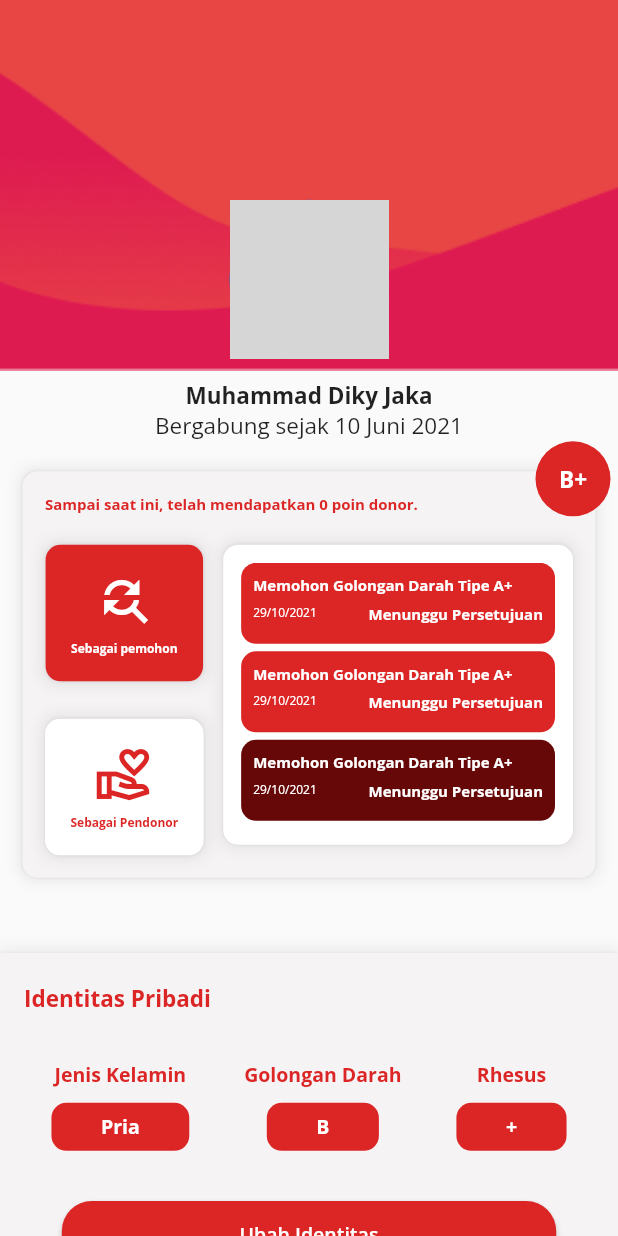
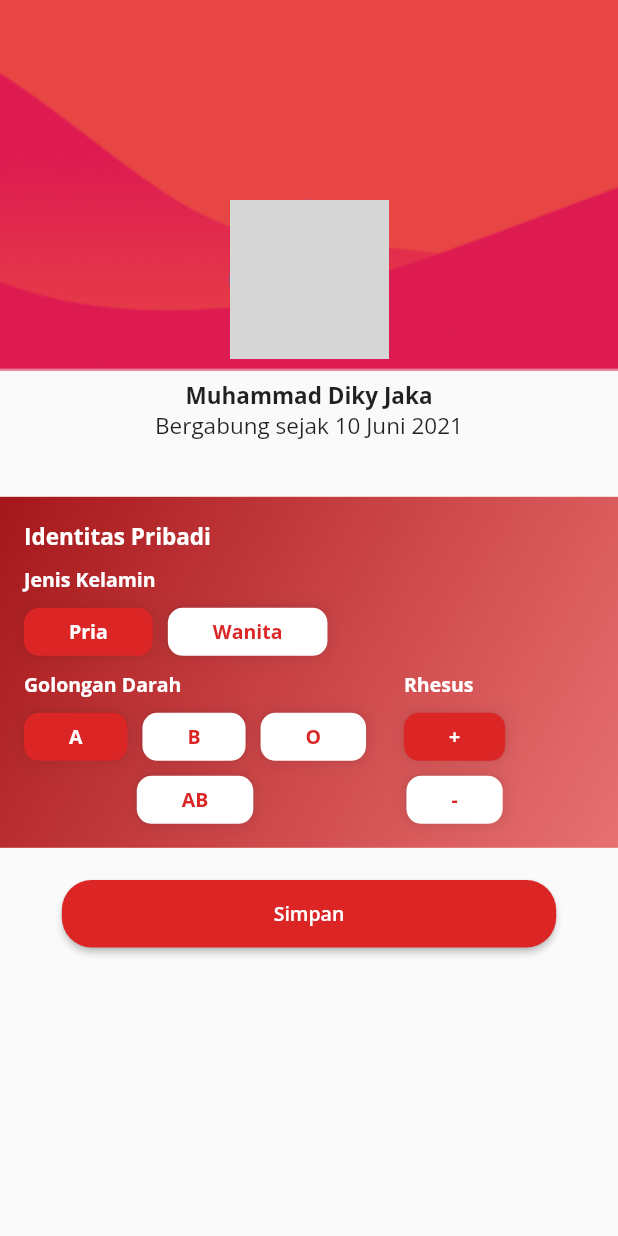
Before and after one commit to SquadSumatera/flutter_donor, a Flutter app: the screen it shows after launch, on a phone screen of 412 x 824 dp. Run offline on Flutter 3.47's test engine with Material 2 defaults, Android fonts, the phone set to English and light mode, and no system bars; our stand-ins replace get; network calls fail; grey boxes are pictures that could not be loaded.

Commit message:
add edit identity page

```diff
--- a/lib/routes/app_pages.dart
+++ b/lib/routes/app_pages.dart
@@ -1,11 +1,12 @@
 import 'package:flutter/material.dart';
-import 'package:flutter_donor/ui/profile/profile_page.dart';
+import 'package:flutter_donor/ui/profile/profile_edit_identity/profile_edit_identity_page.dart';
+import '../ui/profile/profile_main/profile_page.dart';
 import 'package:get/get.dart';
 
 part 'app_routes.dart';
 
 class AppPages {
-  static const initial = Routes.profile;
+  static const initial = "${Routes.profile}/${Routes.profileEditIdentity}";
   static final routes = [
     GetPage(
       name: Routes.home,
@@ -18,6 +19,12 @@ class AppPages {
     GetPage(
       name: Routes.profile,
       page: () => const ProfilePage(),
+      children: [
+        GetPage(
+          name: Routes.profileEditIdentity,
+          page: () => const ProfileEditIdentityPage(),
+        ),
+      ],
     ),
   ];
 }
--- a/lib/routes/app_routes.dart
+++ b/lib/routes/app_routes.dart
@@ -4,4 +4,5 @@ abstract class Routes {
   static const String home = '/home';
   static const String login = '/login';
   static const String profile = '/profile';
+  static const String profileEditIdentity = '/identity';
 }
--- /dev/null
+++ b/lib/ui/profile/profile_edit_identity/profile_edit_identity_page.dart
@@ -0,0 +1,233 @@
+import 'package:flutter/material.dart';
+import '../profile_main/profile_header.dart';
+import '../../../shared/theme.dart';
+
+// for dev purposes
+enum DummyPeopleGender {
+  male,
+  female,
+}
+
+class DummyPeople {
+  DummyPeopleGender gender = DummyPeopleGender.male;
+  String bloodType = "A";
+  String rhesusType = "+";
+}
+
+class ProfileEditIdentityPage extends StatefulWidget {
+  const ProfileEditIdentityPage({Key? key}) : super(key: key);
+
+  @override
+  State<ProfileEditIdentityPage> createState() =>
+      _ProfileEditIdentityPageState();
+}
+
+class _ProfileEditIdentityPageState extends State<ProfileEditIdentityPage> {
+  DummyPeople people = DummyPeople();
+
+  @override
+  Widget build(BuildContext context) {
+    return Scaffold(
+      body: ListView(
+        children: <Widget>[
+          const ProfileHeader(),
+          const SizedBox(height: 32),
+          Container(
+            padding: const EdgeInsets.all(16),
+            decoration: BoxDecoration(
+              gradient: LinearGradient(
+                begin: Alignment.topLeft,
+                end: Alignment.bottomRight,
+                colors: [
+                  const Color(0xFFA4161A),
+                  const Color(0xFFDC2626).withOpacity(0.65),
+                ],
+              ),
+            ),
+            child: Column(
+              crossAxisAlignment: CrossAxisAlignment.start,
+              children: <Widget>[
+                Text(
+                  "Identitas Pribadi",
+                  style: AppText.textMedium.copyWith(
+                    color: AppColor.white,
+                    fontWeight: AppText.bold,
+                  ),
+                ),
+                const SizedBox(height: 10),
+                IdentityChoiceSection(
+                  title: "Jenis Kelamin",
+                  choices: const <String, dynamic>{
+                    "Pria": DummyPeopleGender.male,
+                    "Wanita": DummyPeopleGender.female,
+                  },
+                  groupValue: people.gender,
+                  onChanged: (val) {
+                    people.gender = val;
+                    setState(() {});
+                  },
+                ),
+                const SizedBox(height: 10),
+                Row(
+                  crossAxisAlignment: CrossAxisAlignment.start,
+                  children: [
+                    Expanded(
+                      flex: 2,
+                      child: IdentityChoiceSection(
+                        title: "Golongan Darah",
+                        choices: const <String, dynamic>{
+                          "A": "A",
+                          "B": "B",
+                          "O": "O",
+                          "AB": "AB",
+                        },
+                        groupValue: people.bloodType,
+                        onChanged: (val) {
+                          people.bloodType = val;
+                          setState(() {});
+                        },
+                      ),
+                    ),
+                    Expanded(
+                      flex: 1,
+                      child: IdentityChoiceSection(
+                        title: "Rhesus",
+                        choices: const <String, dynamic>{
+                          "+": "+",
+                          "-": "-",
+                        },
+                        groupValue: people.rhesusType,
+                        onChanged: (val) {
+                          people.rhesusType = val;
+                          setState(() {});
+                        },
+                      ),
+                    ),
+                  ],
+                ),
+              ],
+            ),
+          ),
+          const SizedBox(height: 20),
+          Row(
+            mainAxisAlignment: MainAxisAlignment.center,
+            children: [
+              ElevatedButton(
+                onPressed: () {},
+                style: ElevatedButton.styleFrom(
+                  minimumSize: Size(
+                    MediaQuery.of(context).size.width * 0.8,
+                    45,
+                  ),
+                  padding: const EdgeInsets.symmetric(
+                    vertical: 10,
+                  ),
+                  primary: AppColor.imperialRed,
+                  shape: RoundedRectangleBorder(
+                    borderRadius: BorderRadius.circular(20),
+                  ),
+                ),
+                child: Text(
+                  'Simpan',
+                  style: AppText.textNormal.copyWith(
+                    color: AppColor.white,
+                    fontWeight: AppText.semiBold,
+                  ),
+                ),
+              ),
+            ],
+          ),
+          const SizedBox(height: 60),
+        ],
+      ),
+    );
+  }
+}
+
+class IdentityChoiceSection extends StatefulWidget {
+  const IdentityChoiceSection({
+    Key? key,
+    required this.title,
+    required this.onChanged,
+    required this.groupValue,
+    required this.choices,
+  }) : super(key: key);
+
+  final String title;
+  final Function onChanged;
+  final dynamic groupValue;
+  final Map<String, dynamic> choices;
+
+  @override
+  State<IdentityChoiceSection> createState() => _IdentityChoiceSectionState();
+}
+
+class _IdentityChoiceSectionState extends State<IdentityChoiceSection> {
+  List<Widget> _buildChoices() {
+    return widget.choices.keys.map((String choice) {
+      return GestureDetector(
+        onTap: () => widget.onChanged(widget.choices[choice]),
+        child: IdentityChoiceItem(
+          label: choice,
+          active: (widget.groupValue == widget.choices[choice]),
+        ),
+      );
+    }).toList();
+  }
+
+  @override
+  Widget build(BuildContext context) {
+    return Column(
+      crossAxisAlignment: CrossAxisAlignment.start,
+      children: <Widget>[
+        Text(
+          widget.title,
+          style: AppText.textNormal.copyWith(
+            color: AppColor.white,
+            fontWeight: AppText.bold,
+          ),
+        ),
+        const SizedBox(height: 10),
+        Wrap(
+          alignment: WrapAlignment.spaceAround,
+          runSpacing: 10,
+          children: _buildChoices(),
+        ),
+      ],
+    );
+  }
+}
+
+class IdentityChoiceItem extends StatelessWidget {
+  const IdentityChoiceItem({
+    Key? key,
+    required this.label,
+    required this.active,
+  }) : super(key: key);
+
+  final String label;
+  final bool active;
+
+  @override
+  Widget build(BuildContext context) {
+    return Container(
+      margin: const EdgeInsets.only(right: 10),
+      padding: const EdgeInsets.symmetric(
+        horizontal: 30,
+        vertical: 7,
+      ),
+      decoration: BoxDecoration(
+        borderRadius: BorderRadius.circular(10),
+        color: (active) ? AppColor.imperialRed : AppColor.white,
+        boxShadow: AppShadow.medium,
+      ),
+      child: Text(
+        label,
+        style: AppText.textNormal.copyWith(
+          color: (active) ? AppColor.white : AppColor.imperialRed,
+          fontWeight: AppText.bold,
+        ),
+      ),
+    );
+  }
+}
--- a/lib/ui/profile/history_section.dart
+++ b/lib/ui/profile/profile_main/history_section.dart
@@ -1,5 +1,5 @@
 import 'package:flutter/material.dart';
-import '../../shared/theme.dart';
+import '../../../shared/theme.dart';
 
 class HistorySection extends StatefulWidget {
   const HistorySection({Key? key}) : super(key: key);
--- a/lib/ui/profile/profile_page.dart
+++ b/lib/ui/profile/profile_main/profile_page.dart
@@ -1,8 +1,8 @@
 import 'package:flutter/material.dart';
-import 'package:flutter_donor/ui/profile/profile_settings_section.dart';
 import 'history_section.dart';
 import 'profile_identity_section.dart';
 import 'profile_header.dart';
+import 'profile_settings_section.dart';
 
 class ProfilePage extends StatelessWidget {
   const ProfilePage({Key? key}) : super(key: key);
```
Also changed, not shown: lib/ui/profile/profile_main/profile_header.dart (renamed from lib/ui/profile/profile_header.dart), lib/ui/profile/profile_main/profile_identity_section.dart (renamed from lib/ui/profile/profile_identity_section.dart), lib/ui/profile/profile_main/profile_settings_section.dart (renamed from lib/ui/profile/profile_settings_section.dart).
